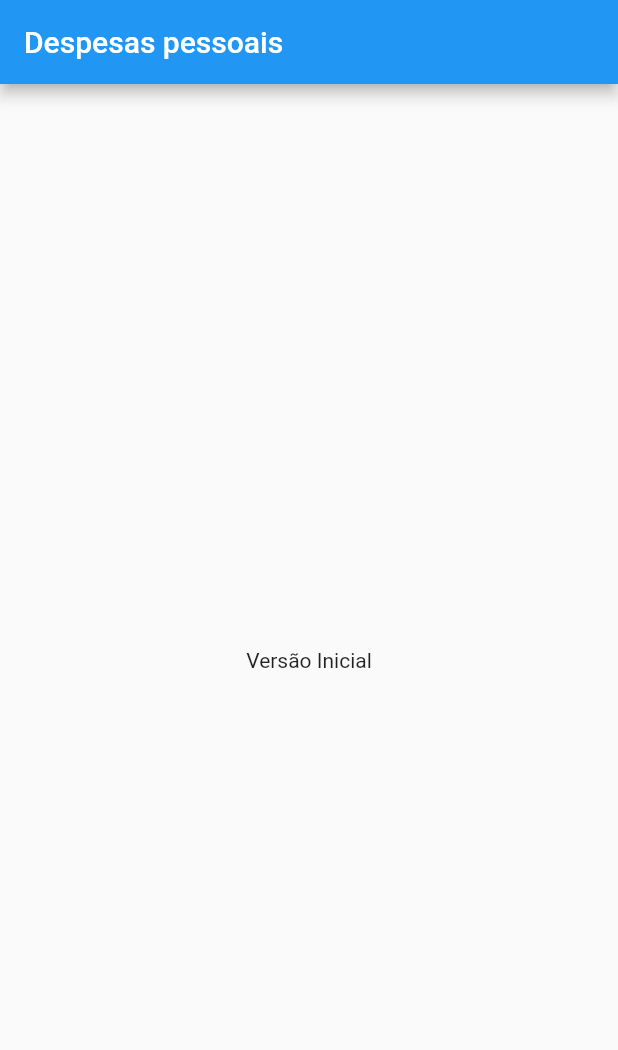
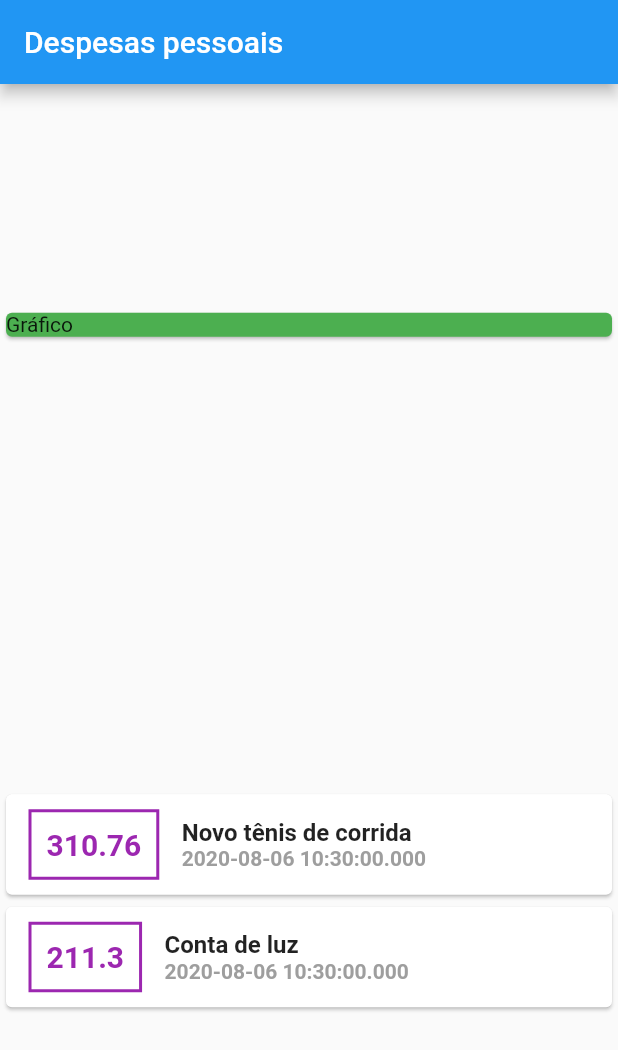
Before and after one commit to victor-souza-vieira/expenses, a Flutter app: the screen it shows after launch, on a phone screen of 412 x 824 dp. Shown: the top 1050 px of the screen. Run offline on Flutter 3.47's test engine with Material 2 defaults, Android fonts, the phone set to English and light mode, and no system bars.

Commit message:
delimitando areas e estilizando parte do texto

```diff
--- a/lib/main.dart
+++ b/lib/main.dart
@@ -1,3 +1,4 @@
+import 'package:expenses/models/transaction.dart';
 import 'package:flutter/material.dart';
 
 main() => runApp(ExpensesApp());
@@ -13,14 +14,88 @@ class ExpensesApp extends StatelessWidget {
 }
 
 class MyHomePage extends StatelessWidget {
+  final _transations = [
+    Transaction(
+        id: 't1',
+        title: 'Novo tênis de corrida',
+        value: 310.76,
+        date: DateTime.now()),
+    Transaction(
+      id: 't2',
+      title: 'Conta de luz',
+      value: 211.30,
+      date: DateTime.now(),
+    ),
+  ];
+
   @override
   Widget build(BuildContext context) {
     return Scaffold(
       appBar: AppBar(
         title: Text("Despesas pessoais"),
       ),
-      body: Center(
-        child: Text("Versão Inicial"),
+      body: Column(
+        mainAxisAlignment: MainAxisAlignment.spaceAround,
+        crossAxisAlignment: CrossAxisAlignment.stretch,
+        children: <Widget>[
+          Container(
+            child: Card(
+              color: Colors.green,
+              child: Text("Gráfico"),
+            ),
+          ),
+          Column(
+            children: _transations.map((tr) {
+              return Card(
+                child: Row(
+                  children: <Widget>[
+                    Container(
+                      margin: EdgeInsets.symmetric(
+                        horizontal: 15,
+                        vertical: 10,
+                      ),
+                      decoration: BoxDecoration(
+                        border: Border.all(
+                          color: Colors.purple,
+                          width: 2,
+                        ),
+                      ),
+                      padding: EdgeInsets.all(10),
+                      child: Text(
+                        tr.value.toString(),
+                        style: TextStyle(
+                          fontWeight: FontWeight.bold,
+                          fontSize: 20,
+                          color: Colors.purple,
+                        ),
+                      ),
+                    ),
+                    Column(
+                      crossAxisAlignment: CrossAxisAlignment.start,
+                      children: <Widget>[
+                        Text(
+                          tr.title,
+                          style: TextStyle(
+                            fontWeight: FontWeight.bold,
+                            fontSize: 16,
+                          ),
+                        ),
+                        Text(
+                          tr.date.toString(),
+                          style: TextStyle(
+                            color: Colors.grey,
+                            fontWeight: FontWeight.bold,
+                            //fontSize: 16,
+                          ),
+                        )
+                      ],
+                    )
+                  ],
+                ),
+              );
+            }).toList(),
+          ),
+        ],
       ),
     );
   }
--- /dev/null
+++ b/lib/models/transaction.dart
@@ -0,0 +1,15 @@
+import 'package:flutter/foundation.dart';
+
+class Transaction {
+  final String id;
+  final String title;
+  final double value;
+  final DateTime date;
+
+  Transaction({
+    @required this.id,
+    @required this.title,
+    @required this.value,
+    @required this.date,
+  });
+}
```
